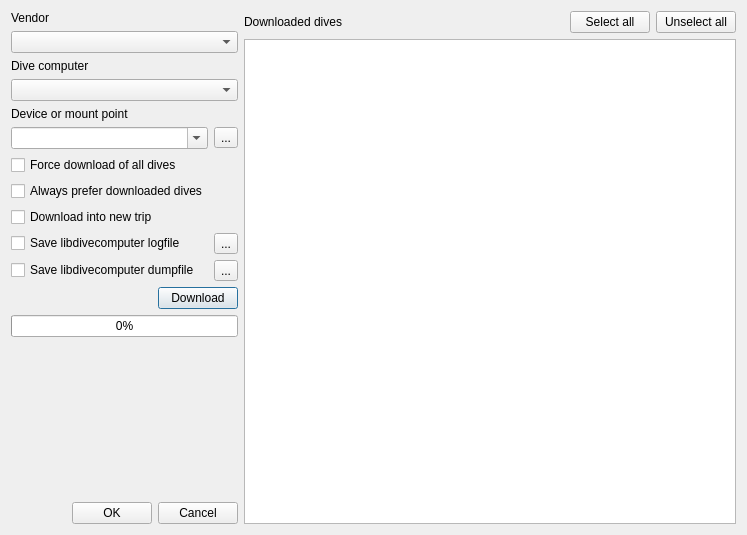
This is qt-ui/downloadfromdivecomputer.ui in subsurface/subsurface as Qt 5 draws it before an edit. The edited form follows.
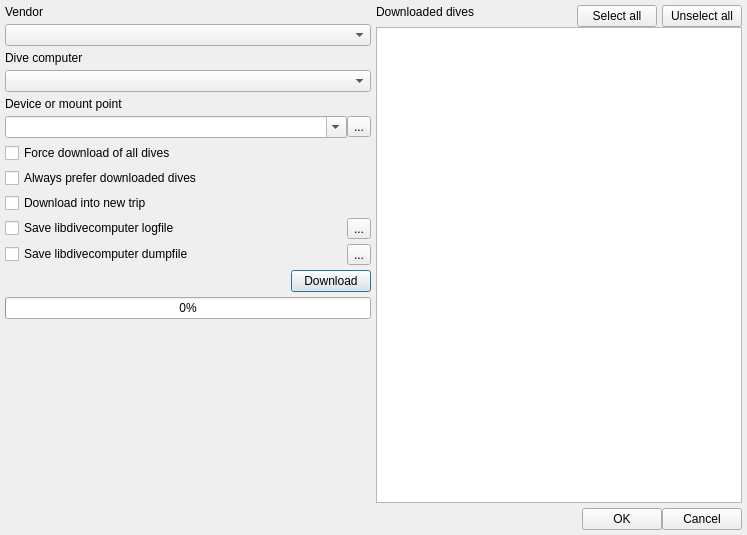
This is the edited form. Icons and pictures are not drawn.

Commit message: Layout issues: Fix DownloadFromDiveComputer

Patch:
```diff
--- a/qt-ui/downloadfromdivecomputer.ui
+++ b/qt-ui/downloadfromdivecomputer.ui
@@ -18,13 +18,34 @@
     <normalon>:/subsurface-icon</normalon>
    </iconset>
   </property>
-  <layout class="QVBoxLayout" name="vendorProductLabelLayout">
+  <layout class="QVBoxLayout" name="verticalLayout_3">
+   <property name="spacing">
+    <number>5</number>
+   </property>
+   <property name="leftMargin">
+    <number>5</number>
+   </property>
+   <property name="topMargin">
+    <number>5</number>
+   </property>
+   <property name="rightMargin">
+    <number>5</number>
+   </property>
+   <property name="bottomMargin">
+    <number>5</number>
+   </property>
    <item>
-    <layout class="QHBoxLayout" name="mainDialogLayout" stretch="0,1">
+    <layout class="QHBoxLayout" name="horizontalLayout">
      <item>
       <layout class="QVBoxLayout" name="leftOfMainLayout">
        <item>
         <layout class="QGridLayout" name="choicesLayout">
+         <property name="horizontalSpacing">
+          <number>0</number>
+         </property>
+         <property name="verticalSpacing">
+          <number>5</number>
+         </property>
          <item row="4" column="0">
           <widget class="QLabel" name="label_3">
            <property name="text">
@@ -119,6 +140,9 @@
        </item>
        <item>
         <layout class="QHBoxLayout" name="downloadCancelRetryLayout">
+         <property name="spacing">
+          <number>0</number>
+         </property>
          <item>
           <spacer name="horizontalSpacer_2">
            <property name="orientation">
@@ -161,43 +185,18 @@
          </property>
         </spacer>
        </item>
-       <item>
-        <layout class="QHBoxLayout" name="buttonBoxLayout">
-         <item>
-          <spacer name="horizontalSpacer">
-           <property name="orientation">
-            <enum>Qt::Horizontal</enum>
-           </property>
-           <property name="sizeHint" stdset="0">
-            <size>
-             <width>40</width>
-             <height>20</height>
-            </size>
-           </property>
-          </spacer>
-         </item>
-         <item>
-          <widget class="QPushButton" name="ok">
-           <property name="text">
-            <string>OK</string>
-           </property>
-          </widget>
-         </item>
-         <item>
-          <widget class="QPushButton" name="cancel">
-           <property name="text">
-            <string>Cancel</string>
-           </property>
-          </widget>
-         </item>
-        </layout>
-       </item>
       </layout>
      </item>
      <item>
-      <layout class="QVBoxLayout" name="downloadedDivesLayout">
+      <layout class="QVBoxLayout" name="verticalLayout">
+       <property name="spacing">
+        <number>0</number>
+       </property>
        <item>
         <layout class="QHBoxLayout" name="labelSelectAllNoneLayout">
+         <property name="spacing">
+          <number>5</number>
+         </property>
          <item>
           <widget class="QLabel" name="downloadedDivesLabel">
            <property name="sizePolicy">
@@ -209,6 +208,9 @@
            <property name="text">
             <string>Downloaded dives</string>
            </property>
+           <property name="alignment">
+            <set>Qt::AlignLeading|Qt::AlignLeft|Qt::AlignTop</set>
+           </property>
           </widget>
          </item>
          <item>
@@ -228,23 +230,53 @@
         </layout>
        </item>
        <item>
-        <layout class="QHBoxLayout" name="downloadedViewLayout">
-         <item>
-          <widget class="QTableView" name="downloadedView">
-           <property name="sizePolicy">
-            <sizepolicy hsizetype="MinimumExpanding" vsizetype="MinimumExpanding">
-             <horstretch>1</horstretch>
-             <verstretch>0</verstretch>
-            </sizepolicy>
-           </property>
-          </widget>
-         </item>
-        </layout>
+        <widget class="QTableView" name="downloadedView">
+         <property name="sizePolicy">
+          <sizepolicy hsizetype="MinimumExpanding" vsizetype="MinimumExpanding">
+           <horstretch>1</horstretch>
+           <verstretch>0</verstretch>
+          </sizepolicy>
+         </property>
+        </widget>
        </item>
       </layout>
      </item>
     </layout>
    </item>
+   <item>
+    <layout class="QHBoxLayout" name="buttonBoxLayout">
+     <property name="spacing">
+      <number>0</number>
+     </property>
+     <item>
+      <spacer name="horizontalSpacer">
+       <property name="orientation">
+        <enum>Qt::Horizontal</enum>
+       </property>
+       <property name="sizeHint" stdset="0">
+        <size>
+         <width>40</width>
+         <height>20</height>
+        </size>
+       </property>
+      </spacer>
+     </item>
+     <item>
+      <widget class="QPushButton" name="ok">
+       <property name="text">
+        <string>OK</string>
+       </property>
+      </widget>
+     </item>
+     <item>
+      <widget class="QPushButton" name="cancel">
+       <property name="text">
+        <string>Cancel</string>
+       </property>
+      </widget>
+     </item>
+    </layout>
+   </item>
   </layout>
  </widget>
  <resources/>
```
Left out of the diff: 2 changed lines with no effect on the pictures.
